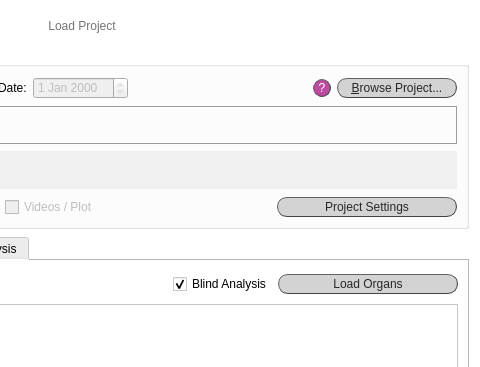
Old version of the form src/gui/ui/load_project_screen.ui in the repository jsanchez679/morphoHeart_rev; both pictures show x 316 to 796 and y 0 to 367 of the 796 by 733 pixel window.
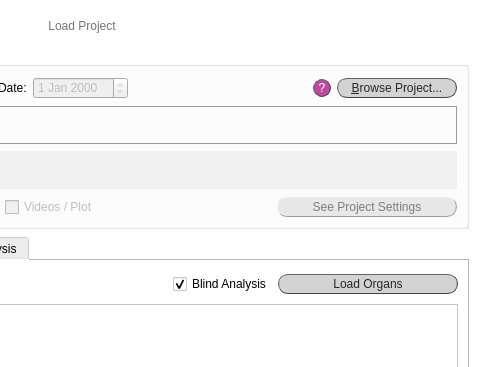
New version of the form.

The edit to the form file:
```diff
--- a/src/gui/ui/load_project_screen.ui
+++ b/src/gui/ui/load_project_screen.ui
@@ -524,6 +524,9 @@
         </item>
         <item>
          <widget class="QPushButton" name="button_see_proj_settings">
+          <property name="enabled">
+           <bool>false</bool>
+          </property>
           <property name="minimumSize">
            <size>
             <width>180</width>
@@ -573,7 +576,7 @@
 }</string>
           </property>
           <property name="text">
-           <string>Project Settings</string>
+           <string>See Project Settings</string>
           </property>
           <property name="checkable">
            <bool>true</bool>
```
